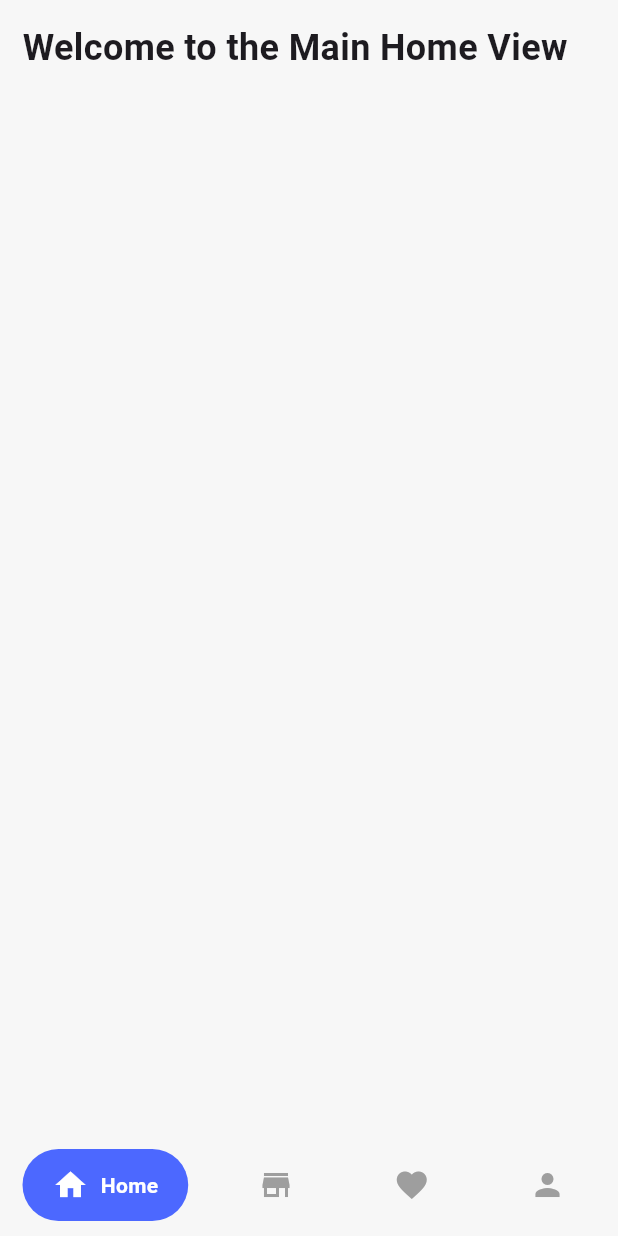
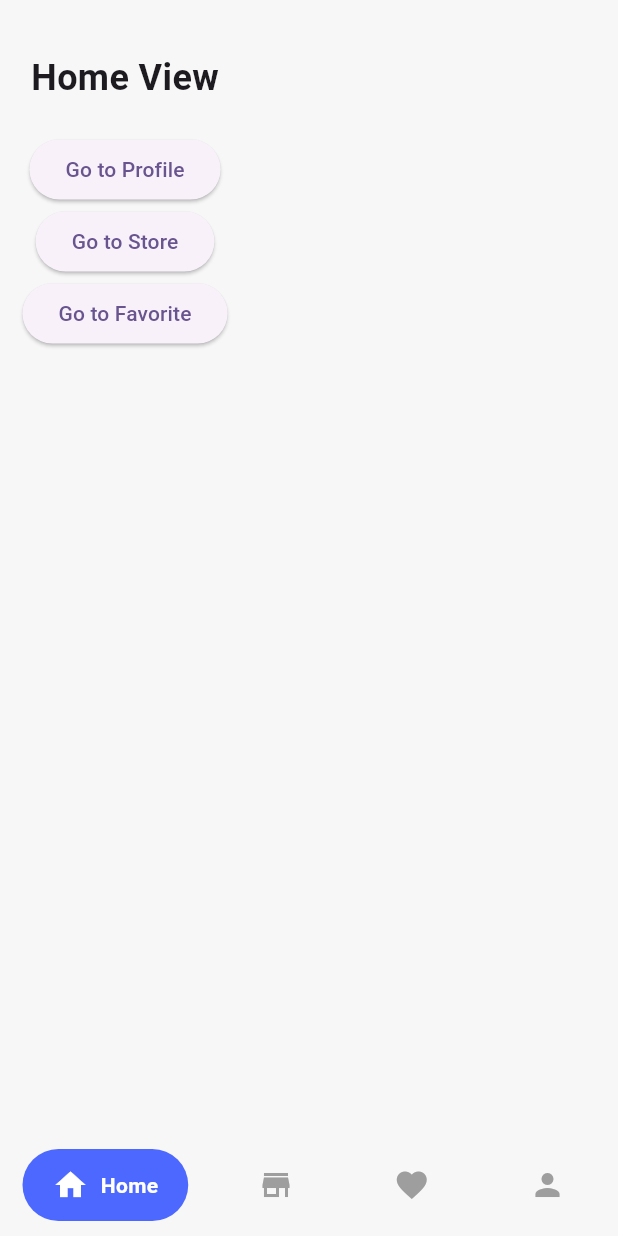
Before and after one commit to EngAhmed20/Supra-Cart, a Flutter app: the MainHomeView screen opened by its route, on a phone screen of 412 x 824 dp. Run offline on Flutter 3.47's test engine with Material 3 defaults, Android fonts, the phone set to English and light mode, and no system bars; drawn by our look-alikes of google_nav_bar.

Commit message:
create app views

```diff
--- /dev/null
+++ b/lib/features/home/ui/home_view.dart
@@ -0,0 +1,40 @@
+import 'package:flutter/material.dart';
+
+class HomeView extends StatelessWidget {
+  const HomeView({super.key});
+
+  @override
+  Widget build(BuildContext context) {
+    return Column(
+      children: [
+        const SizedBox(height: 20),
+        const Text(
+          'Home View',
+          style: TextStyle(fontSize: 24, fontWeight: FontWeight.bold),
+        ),
+        const SizedBox(height: 20),
+        ElevatedButton(
+          onPressed: () {
+            // Navigate to Profile View
+            Navigator.pushNamed(context, '/profile');
+          },
+          child: const Text('Go to Profile'),
+        ),
+        ElevatedButton(
+          onPressed: () {
+            // Navigate to Store View
+            Navigator.pushNamed(context, '/store');
+          },
+          child: const Text('Go to Store'),
+        ),
+        ElevatedButton(
+          onPressed: () {
+            // Navigate to Favorite View
+            Navigator.pushNamed(context, '/favorite');
+          },
+          child: const Text('Go to Favorite'),
+        ),
+      ],
+    );
+  }
+}
--- a/lib/features/home/ui/main_home_view.dart
+++ b/lib/features/home/ui/main_home_view.dart
@@ -1,22 +1,25 @@
 import 'package:flutter/material.dart';
-
+import 'package:supra_cart/features/favorite/ui/favorite_view.dart';
+import 'package:supra_cart/features/home/ui/home_view.dart';
+import 'package:supra_cart/features/profile/ui/profile_view.dart';
+import 'package:supra_cart/features/store/ui/store_view.dart';
 import 'nav_bar/google_nav_bar.dart';
-
 class MainHomeView extends StatelessWidget {
   const MainHomeView({super.key});
   static const String routeName = '/mainHome';
+  final List<Widget> pages = const [
+     HomeView(),
+    StoreView(),
+    FavoriteView(),
+    ProfileView(),
+  ];
 
   @override
   Widget build(BuildContext context) {
     return Scaffold(
       body: SafeArea(
         child: Padding(padding: const EdgeInsets.symmetric(horizontal: 15, vertical: 15),
-          child: Container(
-            child: Text(
-              'Welcome to the Main Home View',
-              style: TextStyle(fontSize: 24, fontWeight: FontWeight.bold),
-            ),
-          ),
+          child: pages[0],
       ),
     ),
       bottomNavigationBar: GoogleNavBar(),
--- a/lib/features/home/ui/nav_bar/google_nav_bar.dart
+++ b/lib/features/home/ui/nav_bar/google_nav_bar.dart
@@ -12,6 +12,9 @@ class GoogleNavBar extends StatelessWidget {
     return Padding(
       padding: const EdgeInsets.symmetric(vertical: 10,horizontal: 15),
       child: GNav(
+        onTabChange: (value){
+          print(value);
+        },
           rippleColor: AppColors.kPrimaryColor, // tab button ripple color when pressed
           hoverColor:AppColors.kPrimaryColor, // tab button hover color
           curve: Curves.easeOutExpo, // tab animation curves
```
Also changed, not shown: lib/features/favorite/ui/favorite_view.dart (added, +14 -0 lines), lib/features/profile/ui/profile_view.dart (added, +13 -0 lines), lib/features/store/ui/store_view.dart (added, +14 -0 lines).
